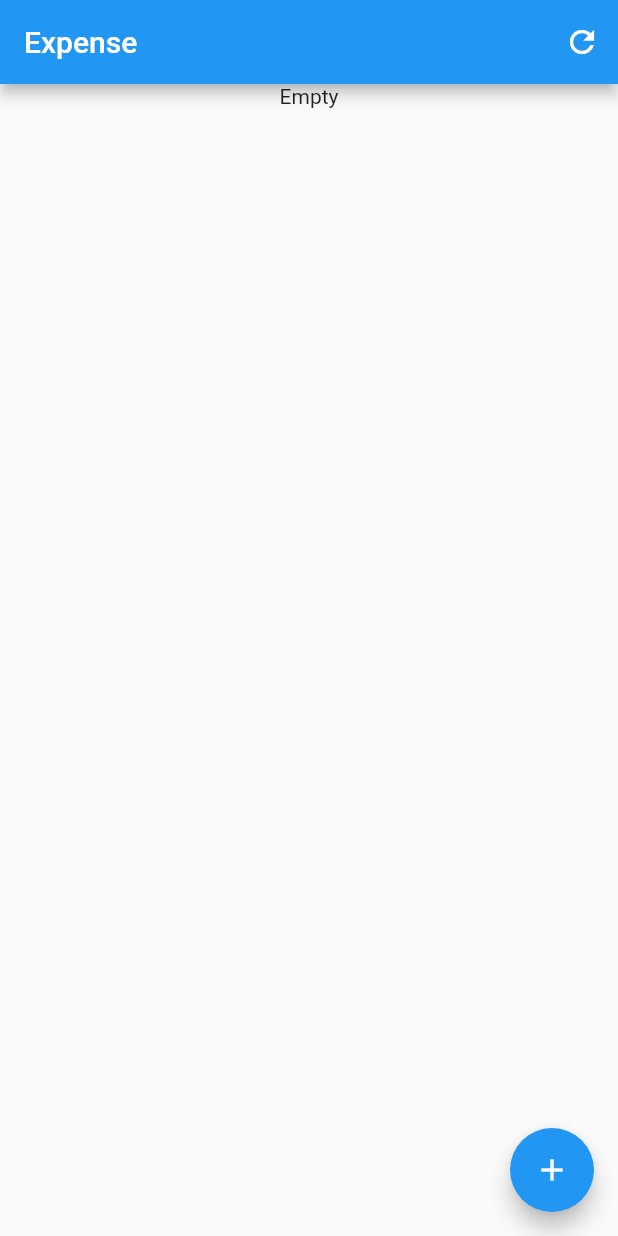
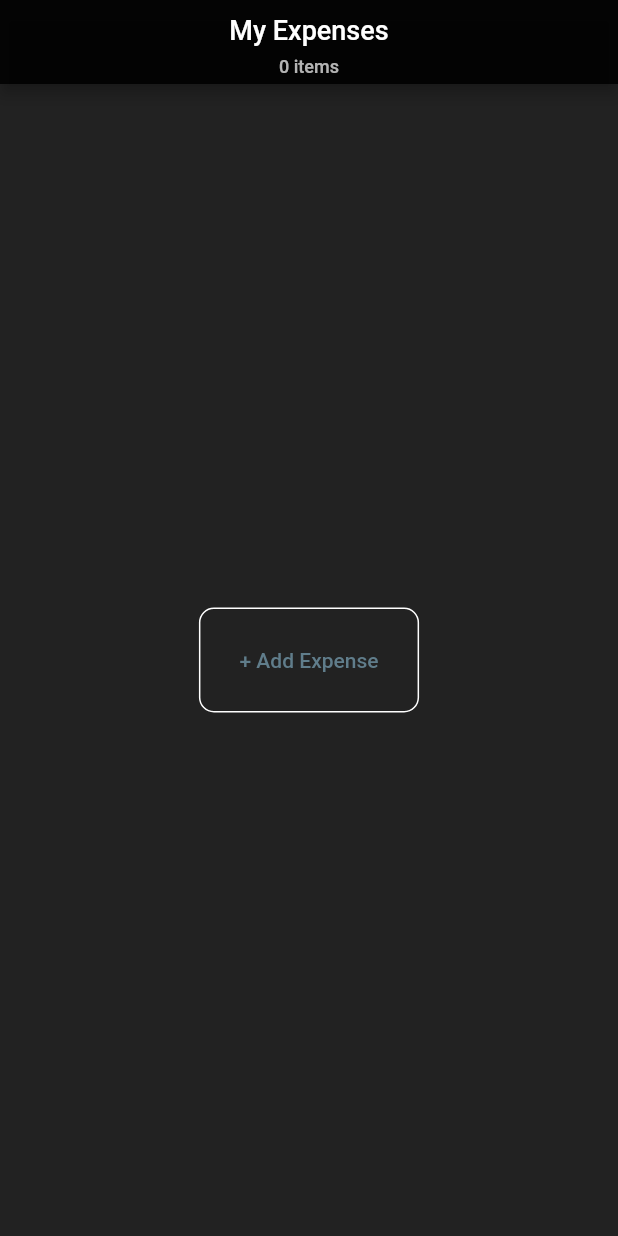
Before and after one commit to Mahershi/ExpenseFlutter, a Flutter app: the screen it shows after launch, on a phone screen of 412 x 824 dp. Run offline on Flutter 3.47's test engine with Material 2 defaults, Android fonts, the phone set to English and light mode, and no system bars; our stand-ins replace sqflite; accounts and stored records are empty.

Commit message:
improved ui

```diff
--- a/lib/main.dart
+++ b/lib/main.dart
@@ -27,7 +27,7 @@ void main() async{
 }
 
 class MyApp extends StatelessWidget{
-  final String title = "Expense";
+  final String title = "My Expenses";
   @override
   Widget build(BuildContext buildContext){
     return MaterialApp(
@@ -52,16 +52,43 @@ class _myHomePageState extends State<HomePage>{
   List<Container> expenseTileList = [];
   List<ExpenseMain> expenses = [];
 
-  Widget refresh, mainBody, progressWidget;
+  Widget refresh, mainBody, progressWidget, addNew;
   bool loaded = false;
   @override
   Widget build(BuildContext context) {
     this.context = context;
     print("Building");
     progressWidget = Container();
-    mainBody = Container(
-        child: Text("Empty"),
-      alignment: Alignment.center,
+    mainBody = Center(
+      child: Container(
+          padding: EdgeInsets.all(10),
+          decoration: BoxDecoration(border: Border.all(color: Colors.white), borderRadius: BorderRadius.circular(10)),
+          child: FlatButton(
+              child: Text(
+                  "+ Add Expense",
+                  style: TextStyle(color: Colors.blueGrey)
+              ),
+              onPressed: () async {
+                showDialog(context: context, builder: (BuildContext buildContext){
+                  return NewExpenseDialog(database: database,);
+                }).then((value){
+
+                  if(value != null){
+                    setState(() {
+                      loaded = false;
+                    });
+                    print("New EXP SHOW: ");
+                    value.show();
+                    Navigator.push(context, new MaterialPageRoute(builder: (BuildContext buildContext) => new ExpenseDetail(expense: value, database: database,))).then((value){
+                      print("Back: " + value.toString());
+                    });
+                  }else{
+                    print("Not");
+                  }
+                });
+              }
+          )
+      )
     );
     refresh = IconButton(
         icon: Icon(Icons.refresh),
@@ -71,6 +98,8 @@ class _myHomePageState extends State<HomePage>{
           });
         },
     );
+    addNew = Container();
+
     if(!loaded){
       refreshList().then((value) {
         setState((){
@@ -79,56 +108,92 @@ class _myHomePageState extends State<HomePage>{
       });
     }
     if(expenseList.isNotEmpty){
-      mainBody = ListView.builder(
-        padding: EdgeInsets.fromLTRB(5, 0, 5, 0),
-        itemBuilder: (BuildContext buildContext, int index){
-          return expenseTileList[index];
-        },
-        shrinkWrap: true,
-        itemCount: expenseTileList.length,
-        physics: NeverScrollableScrollPhysics(),
+      print("list not empty");
+      //mainBody = ;
+      addNew = IconButton(
+          icon: Icon(Icons.create_outlined),
+          onPressed: () async {
+            showDialog(context: context, builder: (BuildContext buildContext){
+              return NewExpenseDialog(database: database,);
+            }).then((value){
+
+              if(value != null){
+                setState(() {
+                  loaded = false;
+                });
+                print("New EXP SHOW: ");
+                value.show();
+                Navigator.push(context, new MaterialPageRoute(builder: (BuildContext buildContext) => new ExpenseDetail(expense: value, database: database,))).then((value){
+                  print("Back: " + value.toString());
+                });
+              }else{
+                print("Not");
+              }
+            });
+          }
+      );
+
+      mainBody = SingleChildScrollView(
+        physics: ScrollPhysics(),
+        child: ListView.builder(
+          padding: EdgeInsets.fromLTRB(5, 0, 5, 0),
+          itemBuilder: (BuildContext buildContext, int index){
+            return expenseTileList[index];
+          },
+          shrinkWrap: true,
+          itemCount: expenseTileList.length,
+          physics: NeverScrollableScrollPhysics(),
+        )
       );
    }
 
     return Scaffold(
+      backgroundColor: Colors.black87,
       appBar: AppBar(
-        title: Text(widget.title),
+        automaticallyImplyLeading: false,
+        backgroundColor: Colors.black87,
+        centerTitle: true,
+        title: Container(
+            //alignment: Alignment.center,
+           // decoration: BoxDecoration(border: Border.all(color: Colors.white)),
+            child: Column(
+              children: [
+                Container(
+                    padding: EdgeInsets.fromLTRB(0, 10, 0, 0),
+                    child: Text(
+                      widget.title,
+                      style: TextStyle(
+                          fontSize: 18,
+                          color: Colors.white
+                      ),
+                    )
+                ),
+                Container(
+                    padding: EdgeInsets.fromLTRB(0, 7, 0, 5),
+                    child: Text(
+                      ExpenseMain.count.toString() + " items",
+                      style: TextStyle(
+                          fontSize: 12,
+                          color: Colors.white70
+                      ),
+                    )
+                )
+              ],
+            )
+        ),
         actions: [
-          refresh
+          //refresh
+          addNew
         ],
       ),
-      body: SingleChildScrollView(
-        physics: ScrollPhysics(),
-        child: Column(
-          children: [
-            progressWidget,
-            mainBody
-          ],
-        ),
-      ),
-      floatingActionButton: FloatingActionButton(
+      body: mainBody
+      /*floatingActionButton: FloatingActionButton(
         tooltip: "New Expense",
         child: Icon(Icons.add),
         onPressed: () async{
-          showDialog(context: context, builder: (BuildContext buildContext){
-            return NewExpenseDialog(database: database,);
-          }).then((value){
 
-            if(value != null){
-              setState(() {
-                loaded = false;
-              });
-              print("New EXP SHOW: ");
-              value.show();
-              Navigator.push(context, new MaterialPageRoute(builder: (BuildContext buildContext) => new ExpenseDetail(expense: value, database: database,))).then((value){
-                print("Back: " + value.toString());
-              });
-            }else{
-              print("Not");
-            }
-          });
         },
-      ),
+      ),*/
     );
   }
 
@@ -148,11 +213,13 @@ class _myHomePageState extends State<HomePage>{
       expenseTileList.add(listToTile(temp));
     }
 
+   // await Future.delayed(Duration(seconds: 2));
+
   }
 
   Container listToTile(ExpenseMain expense){
     Container container = Container(
-      decoration: BoxDecoration(border: Border(bottom: BorderSide(color: Colors.grey, width: 0.5))),
+      decoration: BoxDecoration(border: Border(bottom: BorderSide(color: Colors.pinkAccent, width: 0.5))),
       padding: EdgeInsets.fromLTRB(9, 14, 5, 5),
       child: InkWell(
         onTap: (){
@@ -185,23 +252,24 @@ class _myHomePageState extends State<HomePage>{
                           softWrap: false,
                           style: TextStyle(
                               fontWeight: FontWeight.bold,
-                              fontSize: 20
+                              fontSize: 20,
+                            color: Colors.white
                           ),
                         ),
                       ),
                       Container(
                         alignment: Alignment.bottomLeft,
                         padding: EdgeInsets.fromLTRB(0, 12, 0, 0),
-                        child: Text(expense.date, style: TextStyle(fontSize: 11),),
+                        child: Text(expense.date, style: TextStyle(fontSize: 11, color: Colors.white70),),
                       ),
                     ]
                 )
               )
             ),
             Container(
-              decoration: BoxDecoration(border: Border.all(color: Colors.grey, width: 0.5)),
+              //decoration: BoxDecoration(border: Border.all(color: Colors.grey, width: 0.5)),
               child: IconButton(
-                icon: Icon(Icons.delete),
+                icon: Icon(Icons.delete, color: Colors.white),
                 onPressed: () async{
                   print("Pressed Delete");
                   showDialog(context: context, builder: (BuildContext buildContext){
```
Also changed, not shown: lib/costContainerList.dart (+22 -16 lines), lib/expensedetail.dart (+6 -11 lines), lib/newcost.dart (+29 -2 lines), lib/newexpense.dart (+12 -3 lines), 2 other files.
